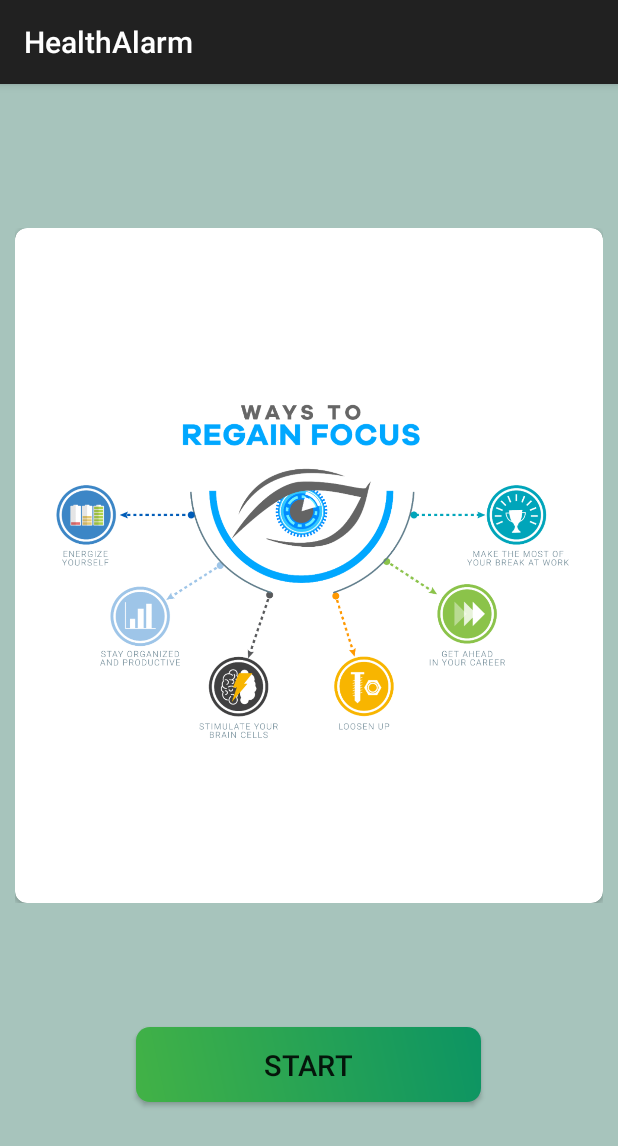
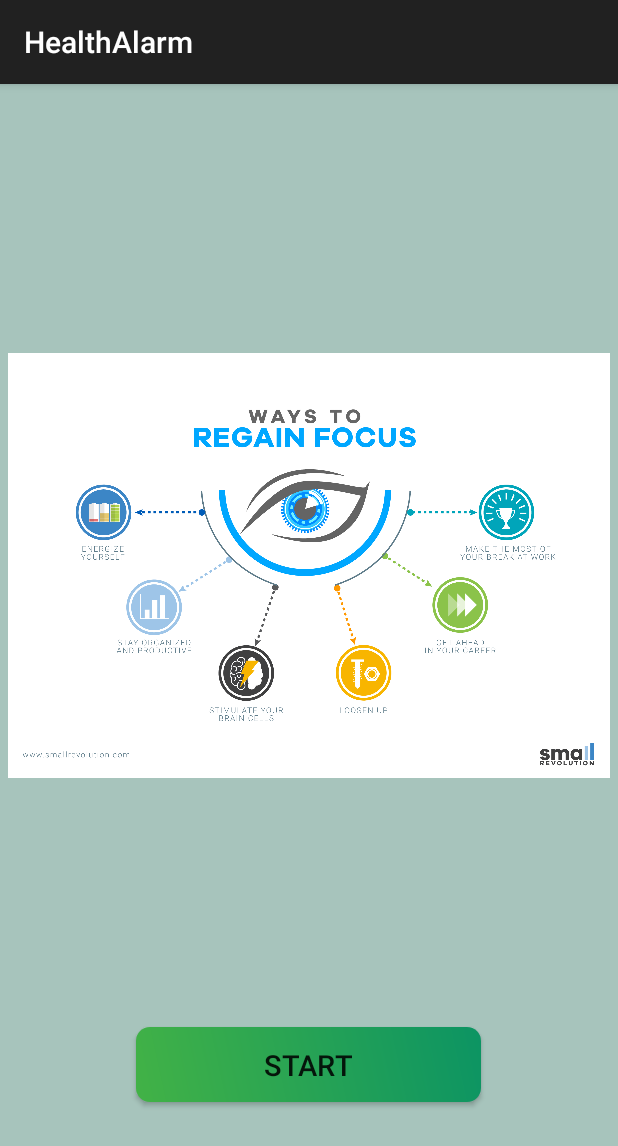
Before and after one commit to hamza94max/Health-alarm, an Android app: the screen it shows after launch (MainActivity), on a phone screen of 412 x 824 dp. Shown: the top 1146 px of the screen. Run offline under Robolectric (Android 15) with nearby library versions, the phone set to English and light mode, and no system bars.

Commit message:
ViewPager

```diff
--- /dev/null
+++ b/app/src/main/java/com/example/DataSets/PhotoDataSet.java
@@ -0,0 +1,27 @@
+package com.example.DataSets;
+
+
+import com.example.healthalarm.Models.Model;
+import com.example.healthalarm.R;
+
+import java.util.ArrayList;
+import java.util.List;
+
+public class PhotoDataSet {
+
+
+
+
+    public static List<Model> getPhotos() {
+
+        List <Model>  photos ;
+
+        photos = new ArrayList<>();
+
+        photos.add(new Model(R.drawable.focus));
+        photos.add(new Model(R.drawable.f));
+
+
+        return photos;
+    }
+}
--- a/app/src/main/java/com/example/healthalarm/Activites/MainActivity.java
+++ b/app/src/main/java/com/example/healthalarm/Activites/MainActivity.java
@@ -2,7 +2,8 @@ package com.example.healthalarm.Activites;
 
 import androidx.annotation.RequiresApi;
 import androidx.appcompat.app.AppCompatActivity;
-import androidx.core.app.NotificationManagerCompat;
+import androidx.viewpager.widget.ViewPager;
+
 import android.annotation.SuppressLint;
 import android.app.AlarmManager;
 import android.app.PendingIntent;
@@ -12,37 +13,154 @@ import android.os.Build;
 import android.os.Bundle;
 import android.os.CountDownTimer;
 import android.view.View;
+import android.widget.Button;
 import android.widget.TextView;
 
+import com.example.healthalarm.Adapters.SlideAdapter;
+import com.example.DataSets.PhotoDataSet;
+import com.example.healthalarm.Models.Model;
+import com.example.healthalarm.R;
 import com.example.healthalarm.Receiver.NotificationReceiver;
-import com.example.healthalarm.R;
-import com.example.healthalarm.Service.BackgroundService;
 
 import java.util.Calendar;
+import java.util.List;
 
 public class MainActivity extends AppCompatActivity {
 
-        int count = 0 ;
+    int count = 0 ;
+    Button StartButton ;
+    TextView RemainingTimetext ;
+    String [] BtnTexts = { "Stop ", "Start" } ;
+    Boolean enableStart ;
+    int timerem = 5 ;
+    MediaPlayer StopWorking , BackToWork ;
+
+    List <Model> photoslist ;
+    int [] photoscounts ;
+
 
     @Override
     protected void onCreate(Bundle savedInstanceState) {
         super.onCreate(savedInstanceState);
         setContentView(R.layout.activity_main);
 
+        StartButton = findViewById(R.id.start_btn);
+        RemainingTimetext = findViewById(R.id.rmd_text);
+
+
+        loadData();
+
+
+        final ViewPager viewPager = findViewById(R.id.viewpager);
+        SlideAdapter slideAdapter = new SlideAdapter(photoslist , getApplicationContext());
+        viewPager.setAdapter(slideAdapter);
+
 
     }
+
+
+
+
+
+    private void loadData() {
+        photoslist =  PhotoDataSet.getPhotos();
+        photoscounts = new int[photoslist.size()];
+    }
+
 
         @RequiresApi(api = Build.VERSION_CODES.M)
         public void start_btn(View view) {
             count ++ ;
             if (count % 2 == 0){
-            stopService(new Intent(this , BackgroundService.class));
+                StopMode();
+            //stopService(new Intent(this , BackgroundService.class));
             }else {
-            startService(new Intent(this , BackgroundService.class));
+            StartMode();
+            //startService(new Intent(this , BackgroundService.class));
 
             }
         }
+    private String TimetoString (long millisUntilFinished){
 
+        int minutes = (int) (millisUntilFinished / (60 * 1000));
+        int seconds = (int) ((millisUntilFinished / 1000) % 60);
+        @SuppressLint("DefaultLocale")
+        String timetostring = String.format("%d:%02d", minutes, seconds);
+        return timetostring ;
+    }
+
+    private void StartMode(){
+        StartButton.setText(BtnTexts[0]);
+        StartButton.setBackgroundResource(R.drawable.button_shape_red);
+        RemainingTimetext.setVisibility(View.VISIBLE);
+        enableStart = true ;
+        StartCountingTime();
+
+    }
+    private void StopMode(){
+        StartButton.setText(BtnTexts[1]);
+        StartButton.setBackgroundResource(R.drawable.button_shape_green);
+        RemainingTimetext.setVisibility(View.INVISIBLE);
+        enableStart = false ;
+
+    }
+    public void StartCountingTime(){
+
+        new CountDownTimer( timerem  * 1000, 1000) {
+
+            @SuppressLint("SetTextI18n")
+            public void onTick(long millisUntilFinished) {
+                String timeremaining = TimetoString(millisUntilFinished);
+                RemainingTimetext.setText( getString(R.string.Timeremaining)+" "+ timeremaining);
+                if (!enableStart) {StopMode();} }
+
+            public void onFinish() {
+                if (enableStart){
+                    //addNotification();
+                    PlaySound();
+                }
+            }
+        }.start();
+    }
+    private void PlaySound (){
+        StopWorking = MediaPlayer.create(getApplicationContext(),R.raw.rest);
+        StopWorking.setOnCompletionListener(new MediaPlayer.OnCompletionListener() {
+            @Override
+            public void onCompletion(MediaPlayer mediaPlayer) {
+                try {
+                    Thread.sleep(5000);
+                    BacktoWorkSound();
+                } catch (InterruptedException e) {
+                    e.printStackTrace();
+                }
+                StartCountingTime();
+            }
+        });
+        StopWorking.start();
+    }
+    private void BacktoWorkSound(){
+        BackToWork = MediaPlayer.create(getApplicationContext(),R.raw.back);
+        BackToWork.start();
+    }
+
+    public void addNotification (){
+
+        // TODO Notification
+        Intent intent = new Intent(this, NotificationReceiver.class);
+        PendingIntent pendingIntent = PendingIntent.getBroadcast(this, 1, intent, PendingIntent.FLAG_UPDATE_CURRENT);
+        AlarmManager alarmManager = (AlarmManager) getSystemService(ALARM_SERVICE);
+        Calendar calendar = Calendar.getInstance();
+
+        if (Build.VERSION.SDK_INT >= Build.VERSION_CODES.M) {
+            alarmManager.setAndAllowWhileIdle(AlarmManager.RTC_WAKEUP, calendar.getTimeInMillis() , pendingIntent);
+        } else if (Build.VERSION.SDK_INT >= Build.VERSION_CODES.KITKAT) {
+            alarmManager.setExact(AlarmManager.RTC_WAKEUP, calendar.getTimeInMillis(), pendingIntent);
+        } else {
+            alarmManager.set(AlarmManager.RTC_WAKEUP, calendar.getTimeInMillis(), pendingIntent);
+        }
+
+
+    }
 
 
 
--- /dev/null
+++ b/app/src/main/java/com/example/healthalarm/Adapters/SlideAdapter.java
@@ -0,0 +1,42 @@
+package com.example.healthalarm.Adapters;
+
+import android.content.Context;
+import android.view.View;
+import android.view.ViewGroup;
+import android.widget.ImageView;
+import androidx.viewpager.widget.PagerAdapter;
+import com.example.healthalarm.Models.Model;
+import java.util.List;
+
+public class SlideAdapter extends PagerAdapter {
+
+    public List < Model > photoslist ;
+    final Context context ;
+
+    public SlideAdapter(List<Model> photoslist, Context context) {
+        this.photoslist = photoslist;
+        this.context = context;
+    }
+
+    @Override
+    public Object instantiateItem( ViewGroup container, int position) {
+
+        ImageView photo = new ImageView(context);
+        photo.setImageResource(photoslist.get(position).getPhoto());
+        container.addView(photo,0);
+        return photo ;
+    }
+
+    @Override
+    public int getCount() {
+        return photoslist.size(); }
+
+    @Override
+    public boolean isViewFromObject(View view,  Object object) {
+        return view == object;
+    }
+    @Override
+    public void destroyItem( ViewGroup container, int position,  Object object) {
+        container.removeView((View)object);
+    }
+}
--- /dev/null
+++ b/app/src/main/java/com/example/healthalarm/Models/Model.java
@@ -0,0 +1,17 @@
+package com.example.healthalarm.Models;
+
+public class Model {
+    int Photo ;
+
+    public Model(int photo) {
+        Photo = photo;
+    }
+
+    public int getPhoto() {
+        return Photo;
+    }
+
+    public void setPhoto(int photo) {
+        Photo = photo;
+    }
+}
--- a/app/src/main/res/layout/activity_main.xml
+++ b/app/src/main/res/layout/activity_main.xml
@@ -5,6 +5,7 @@
     android:layout_width="match_parent"
     android:orientation="vertical"
     android:background="#A7C4BC"
+    android:layoutDirection="ltr"
     android:layout_height="match_parent"
     tools:context=".Activites.MainActivity">
 
@@ -21,14 +22,16 @@
             android:textSize="25sp"
             android:textStyle="bold" />
 
-        <include
-            layout="@layout/card"
-            android:layout_width="wrap_content"
+        <androidx.viewpager.widget.ViewPager
+            android:id="@+id/viewpager"
+            android:layout_width="match_parent"
             android:layout_height="450dp"
+            android:keepScreenOn="true"
+            android:padding="5dp"
+            android:layoutDirection="rtl"
+            android:layout_below="@+id/rmd_text"
             android:layout_marginTop="45dp"
-            android:layout_below="@+id/rmd_text"
-            tools:ignore="IncludeLayoutParam" />
-
+            android:overScrollMode="never"    />
 
         <Button
             android:id="@+id/start_btn"
--- a/app/src/main/res/layout/card.xml
+++ /dev/null
@@ -1,37 +0,0 @@
-<?xml version="1.0" encoding="utf-8"?>
-<androidx.constraintlayout.widget.ConstraintLayout xmlns:android="http://schemas.android.com/apk/res/android"
-    xmlns:tools="http://schemas.android.com/tools"
-    xmlns:app="http://schemas.android.com/apk/res-auto"
-    android:paddingLeft="10dp"
-    android:paddingRight="10dp"
-    android:layout_width="wrap_content"
-    android:layout_height="wrap_content">
-
-
-        <androidx.cardview.widget.CardView
-            android:id="@+id/card"
-            app:cardCornerRadius="8dp"
-            android:layout_width="wrap_content"
-            android:layout_height="wrap_content"
-            tools:ignore="MissingConstraints">
-
-            <ImageView
-                android:id="@+id/card_image"
-                android:layout_width="wrap_content"
-                android:scaleType="centerInside"
-                android:src="@drawable/f"
-                android:layout_height="wrap_content"/>
-
-
-
-        </androidx.cardview.widget.CardView>
-
-    <androidx.viewpager.widget.ViewPager
-        android:id="@+id/viewpager"
-        android:layout_width="match_parent"
-        android:layout_height="wrap_content"
-        android:clipToPadding="false"
-        android:overScrollMode="never"
-        tools:ignore="MissingConstraints" />
-
-</androidx.constraintlayout.widget.ConstraintLayout>
```
Also changed, not shown: app/src/main/java/com/example/healthalarm/Service/BackgroundService.java (+3 -109 lines).
